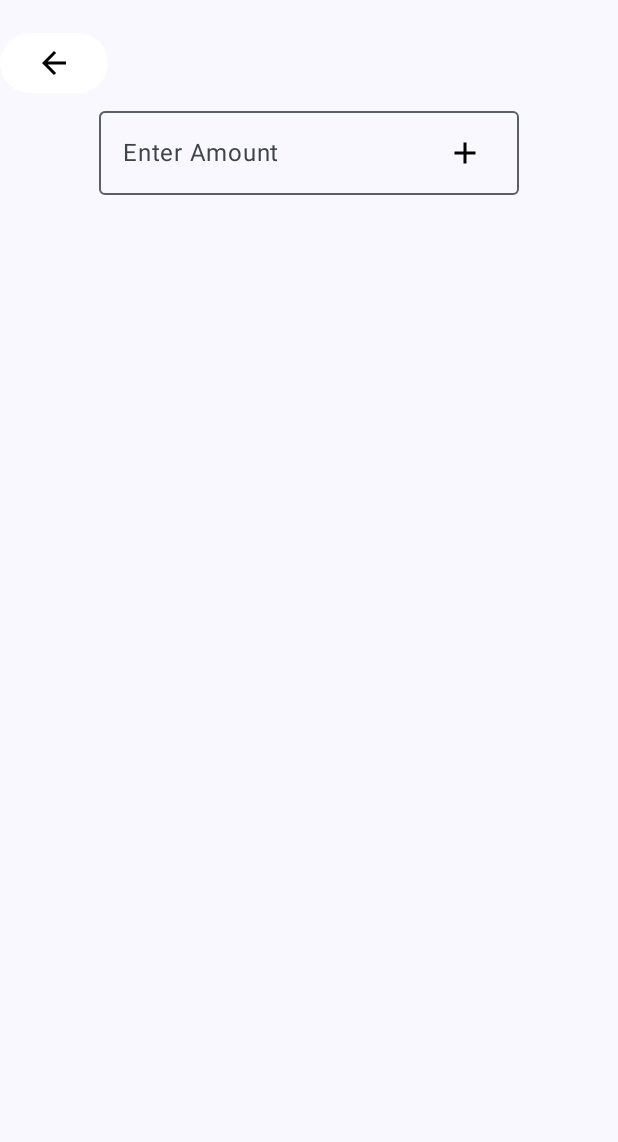
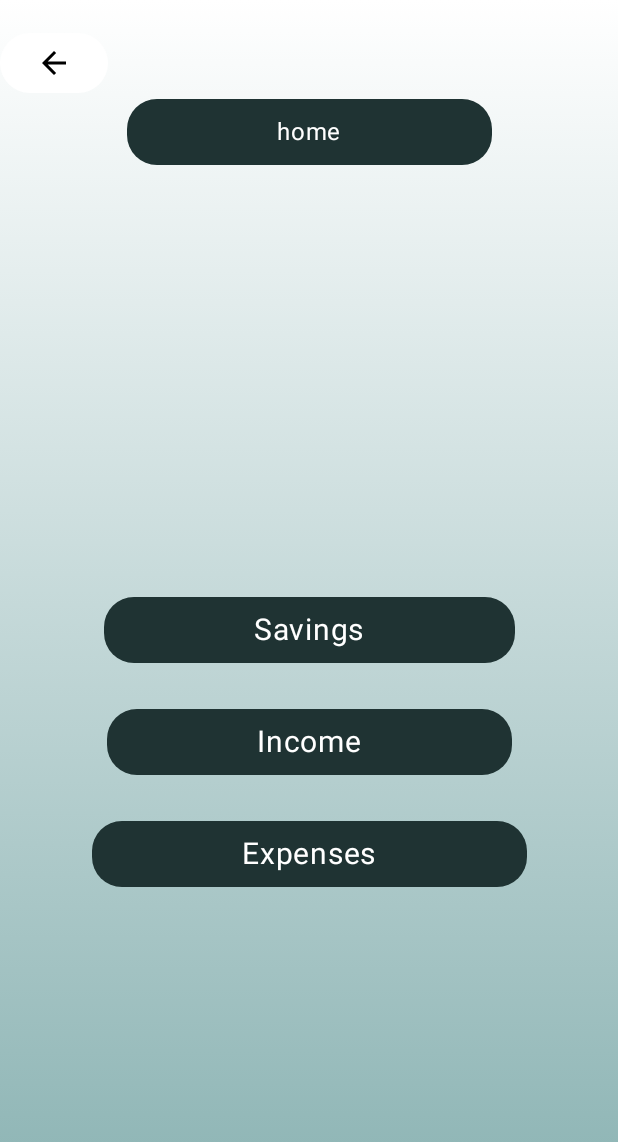
Before and after one commit to petroskoursos/MoneyManager, an Android app built with Jetpack Compose: the screen it shows after launch (MainActivity), after a tap on "Next", on a phone screen of 412 x 824 dp. Shown: the top 1142 px of the screen. Run offline under Robolectric (Android 15) with nearby library versions, the phone set to English and light mode, and no system bars.

Commit message:
making UI and new pages for the app. Made the Home screen and some of the Income page

```diff
--- a/app/src/main/java/com/example/bankaccount/Fixed payments.kt
+++ b/app/src/main/java/com/example/bankaccount/Fixed payments.kt
@@ -2,6 +2,10 @@ package com.example.bankaccount
 
 import android.provider.CalendarContract.Colors
 import android.util.Log
+import androidx.compose.foundation.BorderStroke
+import androidx.compose.foundation.background
+import androidx.compose.foundation.border
+import androidx.compose.foundation.clickable
 import androidx.compose.foundation.layout.Arrangement
 import androidx.compose.foundation.layout.Box
 import androidx.compose.foundation.layout.Column
@@ -13,6 +17,7 @@ import androidx.compose.material3.ButtonDefaults
 import androidx.compose.foundation.layout.padding
 import androidx.compose.foundation.lazy.LazyColumn
 import androidx.compose.foundation.lazy.items
+import androidx.compose.foundation.shape.RoundedCornerShape
 import androidx.compose.material.icons.Icons
 import androidx.compose.material.icons.filled.Add
 import androidx.compose.material.icons.filled.ArrowBack
@@ -20,10 +25,13 @@ import androidx.compose.material.icons.filled.ArrowForward
 import androidx.compose.material3.AlertDialog
 import androidx.compose.material3.Button
 import androidx.compose.material3.ButtonColors
+import androidx.compose.material3.DividerDefaults.color
 import androidx.compose.material3.ExperimentalMaterial3Api
 import androidx.compose.material3.Icon
 import androidx.compose.material3.MaterialTheme
 import androidx.compose.material3.OutlinedTextField
+import androidx.compose.material3.ShapeDefaults
+import androidx.compose.material3.Shapes
 import androidx.compose.material3.Text
 import androidx.compose.material3.TextField
 import androidx.compose.material3.TextFieldColors
@@ -36,9 +44,11 @@ import androidx.compose.runtime.setValue
 import androidx.compose.ui.Alignment
 import androidx.compose.ui.Modifier
 import androidx.compose.ui.draw.alpha
+import androidx.compose.ui.draw.clip
 import androidx.compose.ui.graphics.Color
 import androidx.compose.ui.tooling.preview.Preview
 import androidx.compose.ui.unit.dp
+import androidx.compose.ui.unit.sp
 import androidx.navigation.NavController
 import androidx.navigation.compose.rememberNavController
 
@@ -69,91 +79,74 @@ fun FixedPayments(navController: NavController){
                 Icon(imageVector = Icons.Default.ArrowBack, contentDescription ="Back" )
             }
         }
-        OutlinedTextField(value = value,
-            onValueChange = { value=it},
-            label = {
-                Text(text = "Enter Amount")
-            },
-            singleLine = true,
-            trailingIcon = {
-                Button(
-                    onClick = {
-                        isOpen = true
-                    }, colors = ButtonDefaults.buttonColors(
-                        containerColor = Color.Transparent,
-                        contentColor = Color.Black
-                    )
-                ) {
-                    Icon(imageVector = Icons.Default.Add, contentDescription = "Add ")
+        Box(modifier = Modifier
+            .clip(RoundedCornerShape(20.dp))
+            .background(Color(0xFF1F3333))
+            .padding(horizontal = 100.dp, vertical = 10.dp)
+        ){
+            Text(text = "home", modifier = Modifier, Color.White)
+        }
+//        OutlinedTextField(value = value,
+//            onValueChange = { value=it},
+//            label = {
+//                Text(text = "Enter Amount")
+//            },
+//            singleLine = true,
+//            trailingIcon = {
+//                Button(
+//                    onClick = {
+//                        isOpen = true
+//                    }, colors = ButtonDefaults.buttonColors(
+//                        containerColor = Color.Transparent,
+//                        contentColor = Color.Black
+//                    )
+//                ) {
+//                    Icon(imageVector = Icons.Default.Add, contentDescription = "Add ")
+//
+//                }
+//            })
 
-                }
-            })
-                /////////AlertDialogBox///////
-                if(isOpen) {
-                    AlertDialog(onDismissRequest = { isOpen = false },
-                        title = { Text(text = "Choose a color and specify your spending") },
-                        text = {
-                            Column(modifier = Modifier.fillMaxWidth()) {
-                                ////////spending text field
-                                OutlinedTextField(value = spending,
-                                    onValueChange = {
-                                        spending = it
-                                    }
-                                )
-                                Spacer(modifier = Modifier.padding(8.dp))
-                                /////color selecter
-                                Row(modifier = Modifier.fillMaxWidth()) {
-                                    Button(
-                                        onClick = {  color = Color.Red },
-                                        colors = ButtonDefaults.buttonColors(
-                                            containerColor = Color.Red
-                                        )
-                                    ) {
+        Spacer(modifier = Modifier.padding(vertical = 144.dp))
+        Column(modifier = Modifier.fillMaxWidth()
+            ,horizontalAlignment = Alignment.CenterHorizontally
+           ){
+            //Saving Button verticalArrangement = Arrangement.Center
+            Box(modifier = Modifier
+                .clip(RoundedCornerShape(20.dp))
+                .background(Color(0xFF1F3333))
+                .padding(horizontal = 100.dp, vertical = 10.dp),
 
-                                    }
-                                    Button(
-                                        onClick = { color = Color.Red  },
-                                        colors = ButtonDefaults.buttonColors(
-                                            containerColor = Color.Yellow
-                                        )
-                                    ) {
-                                        Log.d("redd", String())
-                                    }
-                                    Button(
-                                        onClick = {  color = Color.Red },
-                                        colors = ButtonDefaults.buttonColors(
-                                            containerColor = Color.Blue
-                                        )
-                                    ) {
+            ){
+                Text(text = "Savings", modifier = Modifier,
+                    Color.White,
+                    fontSize = 20.sp)
+            }
+            Spacer(modifier = Modifier.padding(vertical = 15.dp))
+            //Income Button
+            Box(modifier = Modifier.clickable {  }
+                .clip(RoundedCornerShape(20.dp))
+                .background(Color(0xFF1F3333))
+                .padding(horizontal = 100.dp, vertical = 10.dp)
+            ){
+                Text(text = "Income", modifier = Modifier,
+                    Color.White,
+                    fontSize = 20.sp)
+            }
+            Spacer(modifier = Modifier.padding(vertical = 15.dp))
+            //Expense Button
+            Box(modifier = Modifier
+                .clip(RoundedCornerShape(20.dp))
+                .background(Color(0xFF1F3333))
+                .padding(horizontal = 100.dp, vertical = 10.dp)
+            ){
+                Text(text = "Expenses", modifier = Modifier,
+                    Color.White,
+                    fontSize = 20.sp)
+            }
+        }
+    }
 
-                                    }
-                                }
-                            }
-                        },
-                        ///add button
-                        confirmButton = {
-                            Button(onClick = {
-                                if (spending.isNotEmpty()) {
-                                    list.add(spending)
-                                    spending=""
-                                    isOpen = false
-                                }
-                            }) {
-                                Text(text = "Add",color=color)
-                            }
-                        },
-                        dismissButton = {}
-                    )
-                }
-                LazyColumn(){
-                    items(list){
-                        Text(text = it, color = color)
-                    }
-
-                }
-            }
-
-    }
+}
 
 
 
@@ -161,4 +154,61 @@ fun FixedPayments(navController: NavController){
 @Preview(showBackground = true)
 fun FixedPaymentsPreview(){
     FixedPayments(navController = rememberNavController())
+    /////////AlertDialogBox///////
+//    if(isOpen) {
+//        AlertDialog(onDismissRequest = { isOpen = false },
+//            title = { Text(text = "Choose a color and specify your spending") },
+//            text = {
+//                Column(modifier = Modifier.fillMaxWidth()) {
+//                    ////////spending text field
+//                    OutlinedTextField(value = spending,
+//                        onValueChange = {
+//                            spending = it
+//                        }
+//                    )
+//                    Spacer(modifier = Modifier.padding(8.dp))
+//                    /////color selecter
+//                    Row(modifier = Modifier.fillMaxWidth()) {
+//                        Button(
+//                            onClick = {  color = Color.Red },
+//                            colors = ButtonDefaults.buttonColors(
+//                                containerColor = Color.Red
+//                            )
+//                        ) {
+//
+//                        }
+//                        Button(
+//                            onClick = { color = Color.Red  },
+//                            colors = ButtonDefaults.buttonColors(
+//                                containerColor = Color.Yellow
+//                            )
+//                        ) {
+//                            Log.d("redd", String())
+//                        }
+//                        Button(
+//                            onClick = {  color = Color.Red },
+//                            colors = ButtonDefaults.buttonColors(
+//                                containerColor = Color.Blue
+//                            )
+//                        ) {
+//
+//                        }
+//                    }
+//                }
+//            },
+//            ///add button
+//            confirmButton = {
+//                Button(onClick = {
+//                    if (spending.isNotEmpty()) {
+//                        list.add(spending)
+//                        spending=""
+//                        isOpen = false
+//                    }
+//                }) {
+//                    Text(text = "Add",color=color)
+//                }
+//            },
+//            dismissButton = {}
+//        )
+//    }dismissButton
 }
--- a/app/src/main/java/com/example/bankaccount/HomeScreen.kt
+++ b/app/src/main/java/com/example/bankaccount/HomeScreen.kt
@@ -39,11 +39,12 @@ import androidx.compose.ui.tooling.preview.Preview
 import androidx.compose.ui.unit.dp
 import androidx.lifecycle.viewmodel.compose.viewModel
 import androidx.navigation.NavController
+import androidx.navigation.compose.rememberNavController
 
 @Composable
 @Preview(showBackground = true)
 fun BankPreview(){
-    //Bank(BankViewModel(), navController = )
+    Bank(BankViewModel(), navController = rememberNavController())
 }
 
 
@@ -57,9 +58,9 @@ fun Bank(
 
     var value by remember{ mutableStateOf("") }
     var isPressed by remember{ mutableStateOf(false) }
-    val txtColorT= MaterialTheme.colorScheme.primary
+    val txtColorT= Color.White
     val txtColorF= MaterialTheme.colorScheme.background
-    val backgroundColor= Color.Gray
+    val backgroundColor= Color(32,51,51)
     val columnshape= RoundedCornerShape(8.dp)
     Column(modifier = Modifier
         .padding(18.dp)
--- a/app/src/main/java/com/example/bankaccount/MainActivity.kt
+++ b/app/src/main/java/com/example/bankaccount/MainActivity.kt
@@ -39,6 +39,7 @@ import androidx.compose.runtime.remember
 import androidx.compose.runtime.setValue
 import androidx.compose.ui.Alignment
 import androidx.compose.ui.Modifier
+import androidx.compose.ui.graphics.Brush
 import androidx.compose.ui.graphics.Color
 import androidx.compose.ui.text.input.KeyboardType
 import androidx.compose.ui.tooling.preview.Preview
@@ -59,9 +60,14 @@ class MainActivity : ComponentActivity() {
                 navController = rememberNavController()
 
                 // A surface container using the 'background' color from the theme
-                Surface(
-                    modifier = Modifier.fillMaxSize(),
-                    color = MaterialTheme.colorScheme.background
+                Column(
+                    modifier = Modifier.fillMaxSize()
+                        .background(
+                            Brush.verticalGradient(
+                                colors = listOf(Color(0xFFFFFFFF), Color(0xFF0F6262)),
+                                startY = 0f,
+                                endY = 2500f
+                            ))
                 ) {
                     SetupNavGraph(navController = navController)
                 }
```
Also changed, not shown: app/src/main/java/com/example/bankaccount/Income Page.kt (added, +65 -0 lines).
